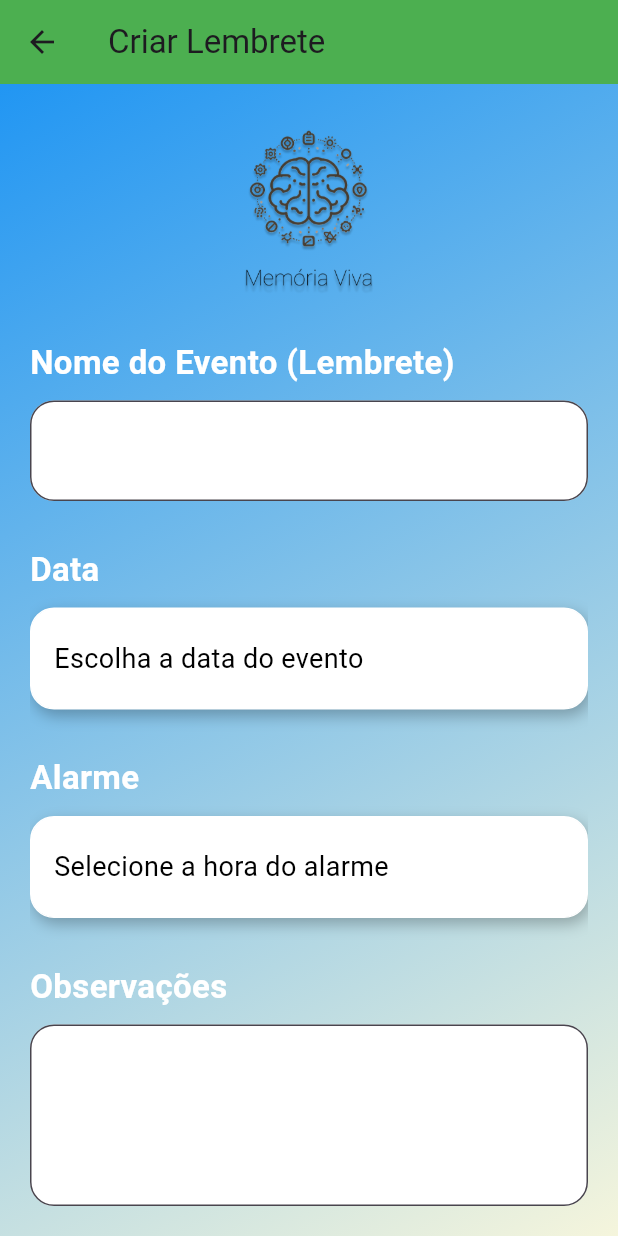
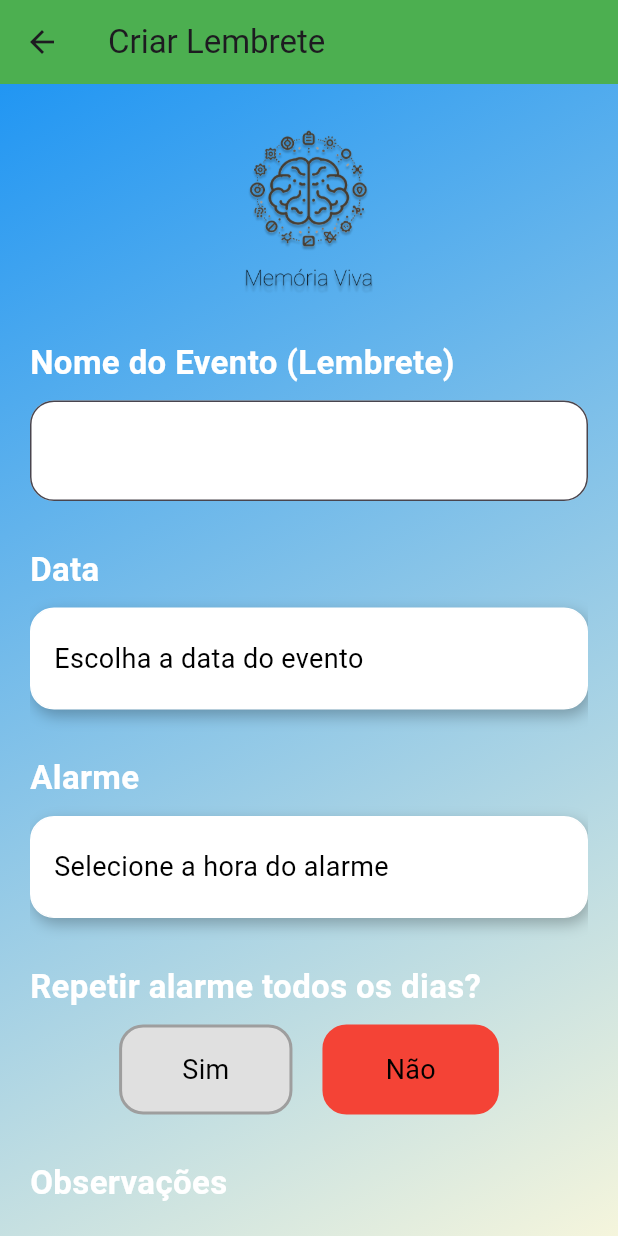
Before and after one commit to MarlonVR/Memoria-Viva, a Flutter app: the CreateReminderPage screen opened directly, on a phone screen of 412 x 824 dp. Run offline on Flutter 3.47's test engine with Material 3 defaults, Android fonts, the phone set to English and light mode, and no system bars; our stand-ins replace image_picker, shared_preferences; accounts and stored records are empty.

```diff
--- a/lib/views/create_reminder_page.dart
+++ b/lib/views/create_reminder_page.dart
@@ -322,6 +322,68 @@ class _CreateReminderPageState extends State<CreateReminderPage> {
                 ),
                 const SizedBox(height: 30),
 
+                // Opção de repetir o lembrete
+                const Text(
+                  'Repetir alarme todos os dias?',
+                  style: TextStyle(
+                    fontSize: 22,
+                    fontWeight: FontWeight.bold,
+                    color: Colors.white,
+                  ),
+                ),
+                const SizedBox(height: 10),
+                Row(
+                  mainAxisAlignment: MainAxisAlignment.center,
+                  children: <Widget>[
+                    GestureDetector(
+                      onTap: () {
+                        setState(() {
+                          repetir = true;
+                        });
+                      },
+                      child: Container(
+                        padding: const EdgeInsets.symmetric(vertical: 15, horizontal: 40),
+                        decoration: BoxDecoration(
+                          borderRadius: BorderRadius.circular(16),
+                          color: repetir == true ? Colors.green : Colors.grey[300],
+                          border: Border.all(
+                            color: repetir == true ? Colors.green : Colors.grey,
+                            width: 2,
+                          ),
+                        ),
+                        child: const Text(
+                          'Sim',
+                          style: TextStyle(fontSize: 18, color: Colors.black),
+                        ),
+                      ),
+                    ),
+                    const SizedBox(width: 20),
+                    GestureDetector(
+                      onTap: () {
+                        setState(() {
+                          repetir = false;
+                        });
+                      },
+                      child: Container(
+                        padding: const EdgeInsets.symmetric(vertical: 15, horizontal: 40),
+                        decoration: BoxDecoration(
+                          borderRadius: BorderRadius.circular(16),
+                          color: repetir == false ? Colors.red : Colors.grey[300],
+                          border: Border.all(
+                            color: repetir == false ? Colors.red : Colors.grey,
+                            width: 2,
+                          ),
+                        ),
+                        child: const Text(
+                          'Não',
+                          style: TextStyle(fontSize: 18, color: Colors.black),
+                        ),
+                      ),
+                    ),
+                  ],
+                ),
+                const SizedBox(height: 30),
+
                 const Text(
                   'Observações',
                   style: TextStyle(
--- a/lib/views/home_page.dart
+++ b/lib/views/home_page.dart
@@ -58,7 +58,6 @@ class _MyHomePageState extends State<MyHomePage> {
       if (selectedFilter == 'Mais recentes') {
         filteredReminders.sort((a, b) => a.date.compareTo(b.date));
       } else {
-
         filteredReminders.sort((a, b) => b.date.compareTo(a.date));
       }
     });
@@ -97,7 +96,6 @@ class _MyHomePageState extends State<MyHomePage> {
   }
 
   void _navigateToReminderDetails(Reminder reminder, int index) async {
-    // Navega para a página de detalhes do lembrete e espera pelo retorno (caso o lembrete seja atualizado)
     final updatedReminder = await Navigator.push(
       context,
       MaterialPageRoute(
@@ -105,20 +103,17 @@ class _MyHomePageState extends State<MyHomePage> {
       ),
     );
 
-    // Caso o lembrete tenha sido atualizado na página de detalhes, atualiza a lista de lembretes
     if (updatedReminder != null) {
       setState(() {
         reminders[index] = updatedReminder;
         _filterAndSortReminders();
       });
 
-      // Atualiza o armazenamento local (SharedPreferences) com o lembrete atualizado
       final prefs = await SharedPreferences.getInstance();
       List<String> reminderList = reminders.map((r) => r.toJson()).toList();
       await prefs.setStringList('reminders', reminderList);
     }
   }
-
 
   Future<void> _deleteReminder(Reminder reminder) async {
     setState(() {
@@ -174,7 +169,8 @@ class _MyHomePageState extends State<MyHomePage> {
         ),
         child: Column(
           children: [
-            // Barra de Pesquisa
+            // Mostra a barra de pesquisa e os filtros apenas se houver lembretes
+            if (reminders.isNotEmpty) ...[
               Padding(
                 padding: const EdgeInsets.symmetric(horizontal: 16, vertical: 12),
                 child: TextField(
@@ -192,7 +188,6 @@ class _MyHomePageState extends State<MyHomePage> {
                 ),
               ),
 
-            // Botões de Filtro
               Row(
                 mainAxisAlignment: MainAxisAlignment.center,
                 children: [
@@ -235,8 +230,8 @@ class _MyHomePageState extends State<MyHomePage> {
                   ),
                 ],
               ),
-
               const SizedBox(height: 10),
+            ],
 
             // Lista de Lembretes Filtrados
             Expanded(
@@ -344,7 +339,6 @@ class _ReminderItemState extends State<ReminderItem> with SingleTickerProviderSt
             ),
             child: Stack(
               children: <Widget>[
-                // Verifica se há imagem associada, caso contrário, exibe um gradiente
                 Positioned.fill(
                   child: widget.reminder.imagePath != null
                       ? (widget.reminder.imagePath!.startsWith('assets/')
@@ -377,8 +371,6 @@ class _ReminderItemState extends State<ReminderItem> with SingleTickerProviderSt
                     ),
                   ),
                 ),
-
-                // Informações sobre o lembrete
                 Positioned(
                   bottom: 0,
                   left: 0,
@@ -417,8 +409,6 @@ class _ReminderItemState extends State<ReminderItem> with SingleTickerProviderSt
                     ),
                   ),
                 ),
-
-                // Texto "Excluir Lembrete"
                 Positioned(
                   top: 8,
                   right: 8,
```
Lines whose indentation alone changed are shown as unchanged.
